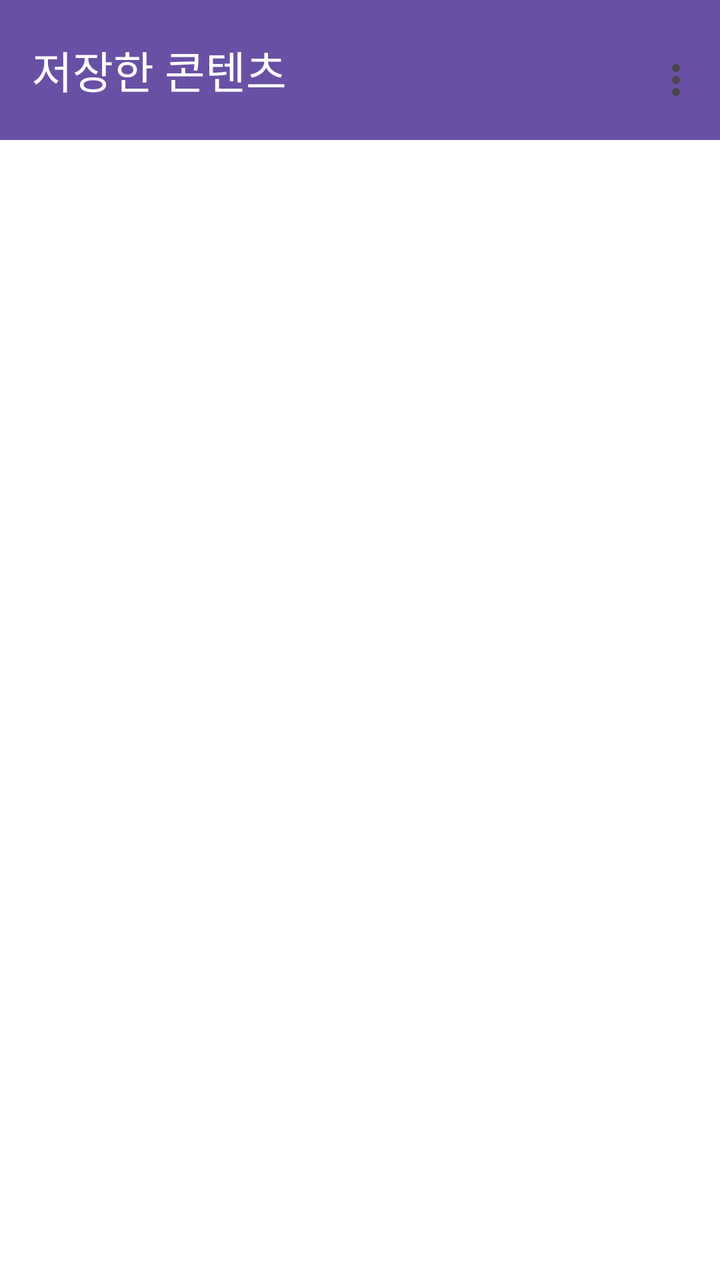
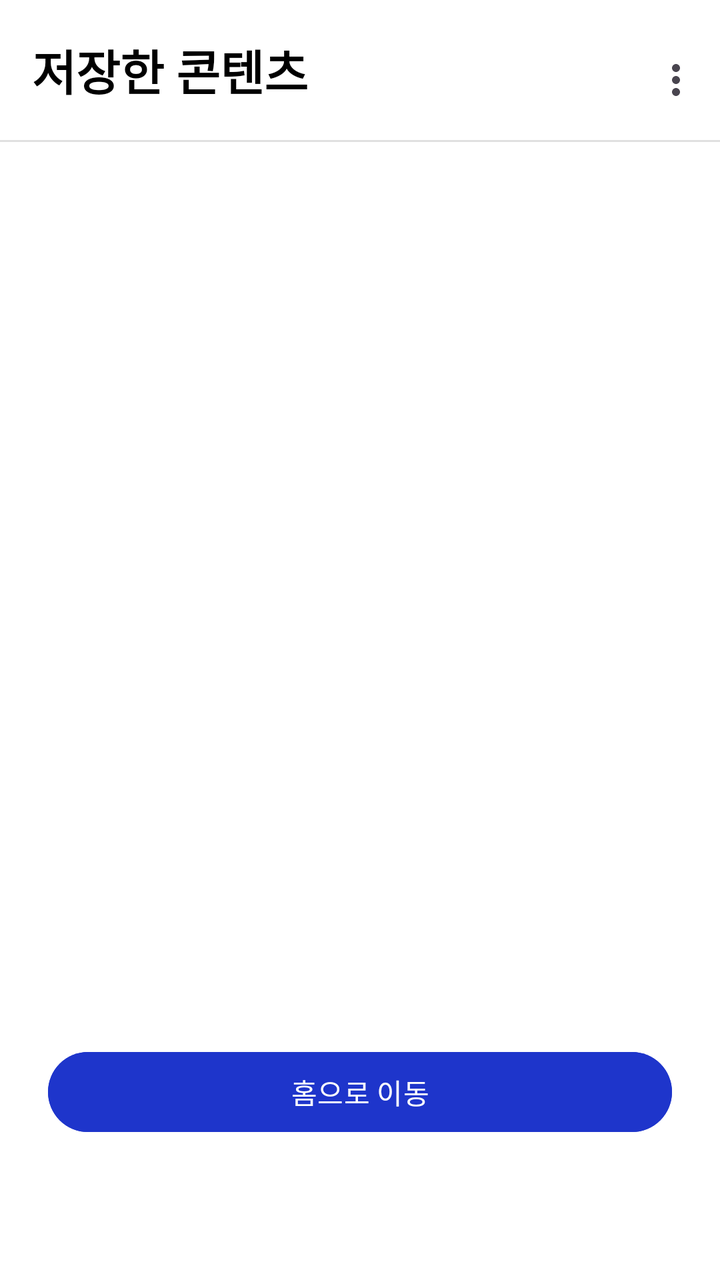

Two renders of the same Android screen: before a commit and after it. Below are the layout's source before the change and the commit's diff.
<!-- AndroidManifest.xml: application theme Theme.GURU2 -->
<!-- res/layout/activity_saved_content.xml -->
<?xml version="1.0" encoding="utf-8"?>
<androidx.constraintlayout.widget.ConstraintLayout
    xmlns:android="http://schemas.android.com/apk/res/android"
    xmlns:app="http://schemas.android.com/apk/res-auto"
    android:layout_width="match_parent"
    android:layout_height="match_parent"
    android:background="#FFFFFF">

    <com.google.android.material.appbar.AppBarLayout
        android:id="@+id/appBar"
        android:layout_width="0dp"
        android:layout_height="wrap_content"
        android:background="#FFFFFF"
        app:layout_constraintTop_toTopOf="parent"
        app:layout_constraintStart_toStartOf="parent"
        app:layout_constraintEnd_toEndOf="parent">

        <com.google.android.material.appbar.MaterialToolbar
            android:id="@+id/mainToolbar"
            android:layout_width="match_parent"
            android:layout_height="70dp"
            android:background="#6851A5"
            android:paddingVertical="8dp"
            app:menu="@menu/menu_main"
            app:title="저장한 콘텐츠"
            app:titleTextColor="@android:color/white" />

    </com.google.android.material.appbar.AppBarLayout>

    <androidx.recyclerview.widget.RecyclerView
        android:id="@+id/rv_main_vertical"
        android:layout_width="0dp"
        android:layout_height="0dp"
        android:layout_marginTop="16dp"
        app:layout_constraintTop_toBottomOf="@id/appBar"
        app:layout_constraintBottom_toBottomOf="parent"
        app:layout_constraintStart_toStartOf="parent"
        app:layout_constraintEnd_toEndOf="parent" />

</androidx.constraintlayout.widget.ConstraintLayout>
<!-- resources referenced by this layout -->
<resources>
  <style name="Theme.GURU2" parent="Base.Theme.GURU2" />
  <style name="Base.Theme.GURU2" parent="Theme.Material3.DayNight.NoActionBar">
  
          <item name="android:windowLightStatusBar">true</item>
  
          <item name="android:windowTranslucentStatus">false</item>
  
          <item name="popupMenuBackground">@android:color/transparent</item>
          <item name="android:itemBackground">#E9ECFF</item>
          
      </style>
</resources>

<!-- the commit's change to res/layout/activity_saved_content.xml (unified diff, before → after) -->
@@ -19,22 +19,40 @@
             android:id="@+id/mainToolbar"
             android:layout_width="match_parent"
             android:layout_height="70dp"
-            android:background="#6851A5"
+            android:background="@color/white"
             android:paddingVertical="8dp"
             app:menu="@menu/menu_main"
             app:title="저장한 콘텐츠"
-            app:titleTextColor="@android:color/white" />
+            app:titleTextColor="@color/black"
+            app:titleTextAppearance="@style/ToolbarTitleBold"/>
 
+        <View
+            android:layout_width="match_parent"
+            android:layout_height="1dp"
+            android:background="#E0E0E0" />
     </com.google.android.material.appbar.AppBarLayout>
+
+    <Button
+        android:id="@+id/btnGoHome"
+        android:layout_width="0dp"
+        android:layout_height="48dp"
+        android:layout_marginHorizontal="24dp"
+        android:layout_marginStart="24dp"
+        android:layout_marginEnd="24dp"
+        android:layout_marginBottom="70dp"
+        android:backgroundTint="#1E35CB"
+        android:text="홈으로 이동"
+        app:layout_constraintBottom_toBottomOf="parent"
+        app:layout_constraintEnd_toEndOf="parent"
+        app:layout_constraintStart_toStartOf="parent" />
 
     <androidx.recyclerview.widget.RecyclerView
         android:id="@+id/rv_main_vertical"
         android:layout_width="0dp"
         android:layout_height="0dp"
-        android:layout_marginTop="16dp"
-        app:layout_constraintTop_toBottomOf="@id/appBar"
-        app:layout_constraintBottom_toBottomOf="parent"
+        app:layout_constraintBottom_toTopOf="@id/btnGoHome"
+        app:layout_constraintEnd_toEndOf="parent"
         app:layout_constraintStart_toStartOf="parent"
-        app:layout_constraintEnd_toEndOf="parent" />
+        app:layout_constraintTop_toBottomOf="@id/appBar" />
 
 </androidx.constraintlayout.widget.ConstraintLayout>
<!-- resource entries referenced after the edit -->
@@ -1,5 +1,11 @@
 <!-- resources referenced by this layout -->
 <resources>
+  <color name="black">#FF000000</color>
+  <color name="white">#FFFFFFFF</color>
+  <style name="ToolbarTitleBold">
+          <item name="android:textStyle">bold</item>
+          <item name="android:textSize">24sp</item>
+      </style>
   <style name="Theme.GURU2" parent="Base.Theme.GURU2" />
   <style name="Base.Theme.GURU2" parent="Theme.Material3.DayNight.NoActionBar">
   
